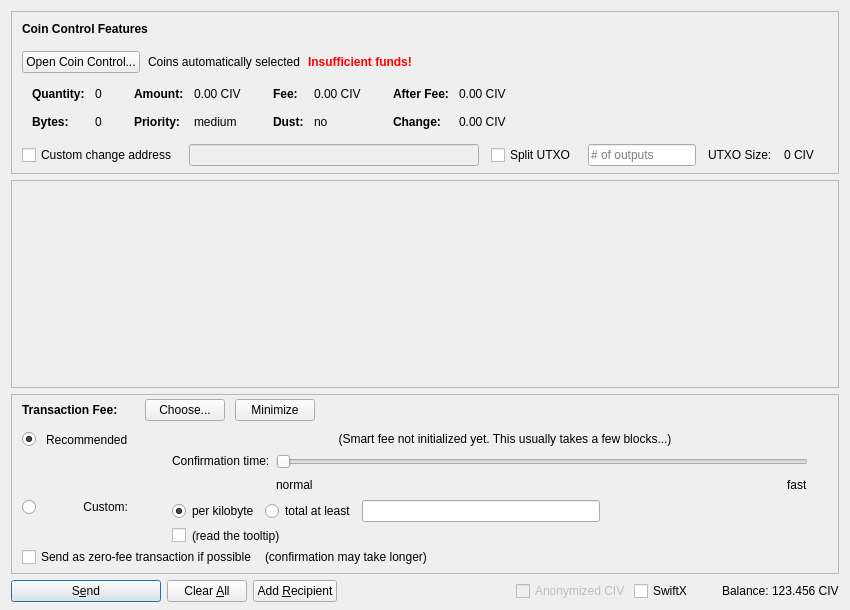
This is src/qt/forms/sendcoinsdialog.ui in enox-c/enox-c as Qt 5 draws it before an edit. The edited form follows.
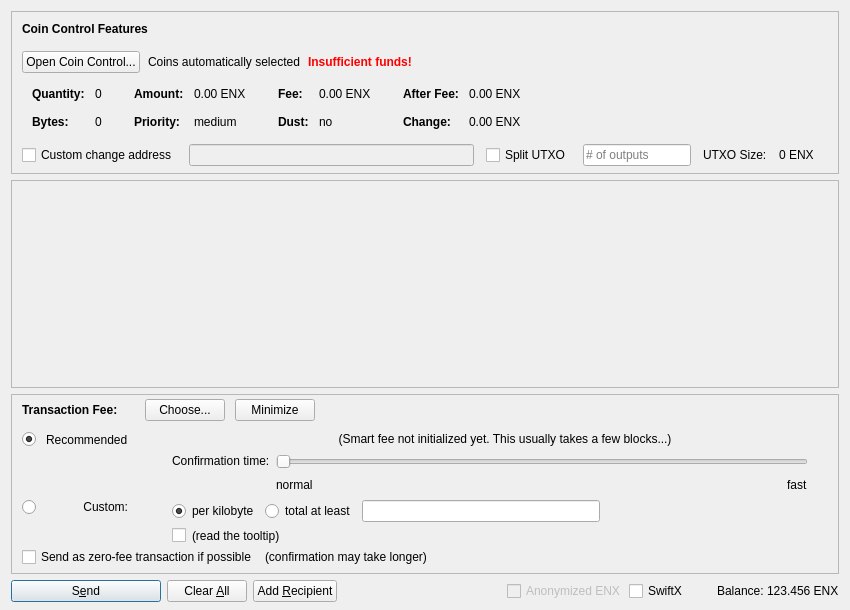
This is the edited form. Icons and pictures are not drawn. Custom widgets are drawn as their Qt base class.

```diff
--- a/src/qt/forms/sendcoinsdialog.ui
+++ b/src/qt/forms/sendcoinsdialog.ui
@@ -324,7 +324,7 @@
                   <enum>Qt::ActionsContextMenu</enum>
                  </property>
                  <property name="text">
-                  <string notr="true">0.00 CIV</string>
+                  <string notr="true">0.00 ENX</string>
                  </property>
                  <property name="textInteractionFlags">
                   <set>Qt::LinksAccessibleByMouse|Qt::TextSelectableByKeyboard|Qt::TextSelectableByMouse</set>
@@ -404,7 +404,7 @@
                   <enum>Qt::ActionsContextMenu</enum>
                  </property>
                  <property name="text">
-                  <string notr="true">0.00 CIV</string>
+                  <string notr="true">0.00 ENX</string>
                  </property>
                  <property name="textInteractionFlags">
                   <set>Qt::LinksAccessibleByMouse|Qt::TextSelectableByKeyboard|Qt::TextSelectableByMouse</set>
@@ -484,7 +484,7 @@
                   <enum>Qt::ActionsContextMenu</enum>
                  </property>
                  <property name="text">
-                  <string notr="true">0.00 CIV</string>
+                  <string notr="true">0.00 ENX</string>
                  </property>
                  <property name="textInteractionFlags">
                   <set>Qt::LinksAccessibleByMouse|Qt::TextSelectableByKeyboard|Qt::TextSelectableByMouse</set>
@@ -513,7 +513,7 @@
                   <enum>Qt::ActionsContextMenu</enum>
                  </property>
                  <property name="text">
-                  <string notr="true">0.00 CIV</string>
+                  <string notr="true">0.00 ENX</string>
                  </property>
                  <property name="textInteractionFlags">
                   <set>Qt::LinksAccessibleByMouse|Qt::TextSelectableByKeyboard|Qt::TextSelectableByMouse</set>
@@ -594,7 +594,7 @@
           <item>
            <widget class="QLabel" name="labelBlockSize">
             <property name="text">
-             <string>0 CIV</string>
+             <string>0 ENX</string>
             </property>
            </widget>
           </item>
@@ -1390,7 +1390,7 @@
           <bool>false</bool>
          </property>
          <property name="text">
-          <string>Anonymized CIV</string>
+          <string>Anonymized ENX</string>
          </property>
         </widget>
        </item>
@@ -1429,7 +1429,7 @@
           <cursorShape>IBeamCursor</cursorShape>
          </property>
          <property name="text">
-          <string notr="true">123.456 CIV</string>
+          <string notr="true">123.456 ENX</string>
          </property>
          <property name="textInteractionFlags">
           <set>Qt::LinksAccessibleByMouse|Qt::TextSelectableByKeyboard|Qt::TextSelectableByMouse</set>
```
Left out of the diff: 18 changed lines with no effect on the pictures.
